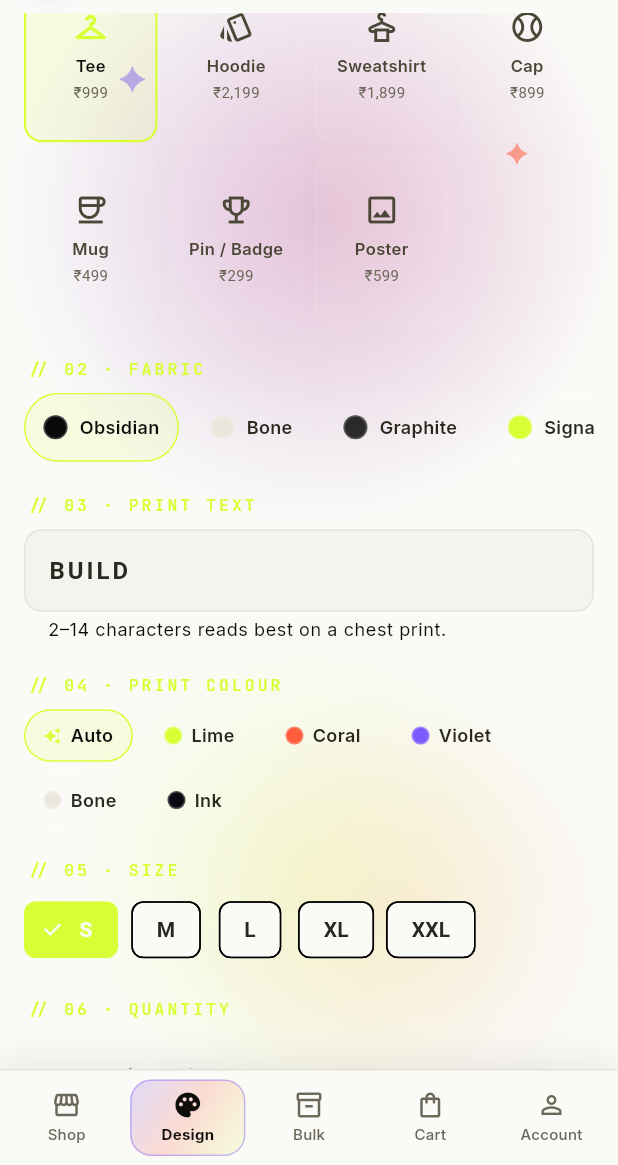
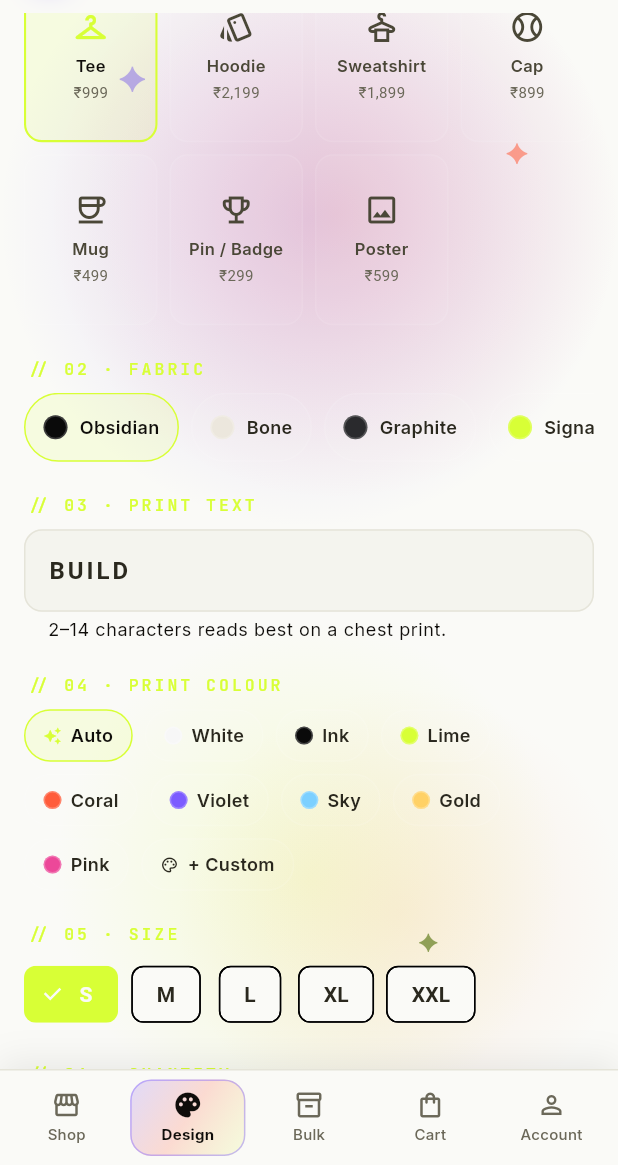
Before and after one commit to Vashishtvineet01/The-wearco, a Flutter app: the screen it shows after launch, item 2 of the bottom bar chosen, scrolled down 576 dp, on a phone screen of 412 x 824 dp, the part 71-1236 px from its top. Run offline on Flutter 3.47's test engine with Material 3 defaults, Android fonts, the phone set to English and light mode, and no system bars; our stand-ins replace dio, flutter_riverpod, go_router, google_fonts, shared_preferences; network calls fail.

Commit message:
feat(mobile/design): palette parity with web Studio
Fabrics + print colours now mirror the web Design Studio 1:1:

  Fabrics (10):  Obsidian, Bone, Graphite, Signal Lime, Coral, Violet,
                 Sky, Gold, Pink, White  (prev 6)

  Print colours: Auto, White, Ink, Lime, Coral, Violet, Sky, Gold, Pink
                 + a '+ Custom' chip that opens a hex dialog with live
                 preview, mirroring web's <input type='color'>  (prev 6)

So someone opening /design on the phone now sees the exact same colour
combinations they'd see on thewearco.in/design.

APK: 54.7 MB release, clean build, flutter analyze clean on this file.
Co-authored-by: Cursor <cursoragent@cursor.com>

```diff
--- a/mobile/lib/features/design/design_screen.dart
+++ b/mobile/lib/features/design/design_screen.dart
@@ -400,6 +400,9 @@ class _FabricOption {
   final String swatchHex; // swatch dot shown in picker
 }
 
+// Kept in lockstep with the web Design Studio's palette so cross-device
+// users see the same swatches. The first 4 mirror `baseColors` in
+// `lib/products.ts`; the rest mirror `PRESET_COLORS` in `StudioClient.tsx`.
 const _fabrics = <_FabricOption>[
   _FabricOption(name: 'Obsidian', fabricHex: '#0f0d1a', swatchHex: '#0a0a0a'),
   _FabricOption(name: 'Bone', fabricHex: '#ece7dd', swatchHex: '#ece7dd'),
@@ -407,6 +410,10 @@ const _fabrics = <_FabricOption>[
   _FabricOption(name: 'Signal Lime', fabricHex: '#d8ff36', swatchHex: '#d8ff36'),
   _FabricOption(name: 'Coral', fabricHex: '#ff5c3b', swatchHex: '#ff5c3b'),
   _FabricOption(name: 'Violet', fabricHex: '#7c5cff', swatchHex: '#7c5cff'),
+  _FabricOption(name: 'Sky', fabricHex: '#7cd0ff', swatchHex: '#7cd0ff'),
+  _FabricOption(name: 'Gold', fabricHex: '#ffd166', swatchHex: '#ffd166'),
+  _FabricOption(name: 'Pink', fabricHex: '#ec4899', swatchHex: '#ec4899'),
+  _FabricOption(name: 'White', fabricHex: '#f7f7f7', swatchHex: '#f7f7f7'),
 ];
 
 class _PrintColorOption {
@@ -415,13 +422,19 @@ class _PrintColorOption {
   final String? hex; // null = auto-contrast
 }
 
+// Mirrors `PRESET_COLORS` in `StudioClient.tsx` on the web. "Auto" is a
+// mobile-only convenience that falls back to high-contrast ink / lime
+// depending on the fabric luminance.
 const _printColors = <_PrintColorOption>[
   _PrintColorOption(label: 'Auto', hex: null),
+  _PrintColorOption(label: 'White', hex: '#f7f7f7'),
+  _PrintColorOption(label: 'Ink', hex: '#0a0a0a'),
   _PrintColorOption(label: 'Lime', hex: '#d8ff36'),
   _PrintColorOption(label: 'Coral', hex: '#ff5c3b'),
   _PrintColorOption(label: 'Violet', hex: '#7c5cff'),
-  _PrintColorOption(label: 'Bone', hex: '#ece7dd'),
-  _PrintColorOption(label: 'Ink', hex: '#0b0a14'),
+  _PrintColorOption(label: 'Sky', hex: '#7cd0ff'),
+  _PrintColorOption(label: 'Gold', hex: '#ffd166'),
+  _PrintColorOption(label: 'Pink', hex: '#ec4899'),
 ];
 
 // --------------------------------------------------------------- Widgets --
@@ -665,24 +678,66 @@ class _PrintColorRow extends StatelessWidget {
 
   @override
   Widget build(BuildContext context) {
+    // Pulled out so the "selected" ring logic also picks up ad-hoc custom
+    // colours created from the hex dialog (which share a stable label).
+    const customLabel = 'Custom';
+    final selectedIsPreset =
+        _printColors.any((c) => c.label == selected.label) &&
+            selected.label != customLabel;
+
     return Wrap(
       spacing: 8,
       runSpacing: 8,
       children: [
         for (final c in _printColors)
-          InkWell(
+          _chip(
+            context: context,
+            label: c.label,
+            hex: c.hex,
+            active: c.label == selected.label,
             onTap: () => onSelect(c),
+          ),
+        // Custom hex entry — mirrors web's native <input type="color">.
+        _chip(
+          context: context,
+          label: selected.label == customLabel
+              ? 'Custom ${selected.hex}'
+              : '+ Custom',
+          hex: selected.label == customLabel ? selected.hex : null,
+          overrideIcon: Icons.palette_outlined,
+          active: !selectedIsPreset && selected.label == customLabel,
+          onTap: () async {
+            final picked = await _promptHex(context,
+                initialHex: selected.hex ?? '#d8ff36');
+            if (picked != null) {
+              onSelect(_PrintColorOption(label: customLabel, hex: picked));
+            }
+          },
+        ),
+      ],
+    );
+  }
+
+  Widget _chip({
+    required BuildContext context,
+    required String label,
+    required String? hex,
+    required bool active,
+    required VoidCallback onTap,
+    IconData? overrideIcon,
+  }) {
+    return InkWell(
+      onTap: onTap,
       borderRadius: BorderRadius.circular(999),
       child: Container(
-              padding:
-                  const EdgeInsets.symmetric(horizontal: 12, vertical: 8),
+        padding: const EdgeInsets.symmetric(horizontal: 12, vertical: 8),
         decoration: BoxDecoration(
-                color: c.label == selected.label
+          color: active
               ? AppColors.signalLime.withValues(alpha: 0.12)
               : Colors.white.withValues(alpha: 0.03),
           borderRadius: BorderRadius.circular(999),
           border: Border.all(
-                  color: c.label == selected.label
+            color: active
                 ? AppColors.signalLime
                 : Colors.white.withValues(alpha: 0.1),
           ),
@@ -690,12 +745,16 @@ class _PrintColorRow extends StatelessWidget {
         child: Row(
           mainAxisSize: MainAxisSize.min,
           children: [
-                  if (c.hex != null)
+            if (overrideIcon != null)
+              Icon(overrideIcon,
+                  size: 12,
+                  color: active ? AppColors.signalLime : AppColors.ink100)
+            else if (hex != null)
               Container(
                 width: 12,
                 height: 12,
                 decoration: BoxDecoration(
-                        color: Color(parseHexColor(c.hex!)),
+                  color: Color(parseHexColor(hex)),
                   shape: BoxShape.circle,
                   border: Border.all(
                       color: Colors.white.withValues(alpha: 0.25)),
@@ -706,11 +765,9 @@ class _PrintColorRow extends StatelessWidget {
                   size: 12, color: AppColors.signalLime),
             const SizedBox(width: 6),
             Text(
-                    c.label,
+              label,
               style: TextStyle(
-                      color: c.label == selected.label
-                          ? AppColors.ink50
-                          : AppColors.ink100,
+                color: active ? AppColors.ink50 : AppColors.ink100,
                 fontSize: 12,
                 fontWeight: FontWeight.w600,
               ),
@@ -718,9 +775,81 @@ class _PrintColorRow extends StatelessWidget {
           ],
         ),
       ),
+    );
+  }
+
+  /// Opens a tiny dialog with a hex text field and a live colour preview.
+  /// Returns a normalised `#rrggbb` string or null on cancel / invalid input.
+  Future<String?> _promptHex(BuildContext context,
+      {required String initialHex}) async {
+    final ctl = TextEditingController(text: initialHex);
+    String preview = initialHex;
+    return showDialog<String>(
+      context: context,
+      builder: (ctx) => StatefulBuilder(
+        builder: (ctx, setLocal) {
+          Color resolved;
+          try {
+            resolved = Color(parseHexColor(preview));
+          } catch (_) {
+            resolved = AppColors.ink700;
+          }
+          return AlertDialog(
+            backgroundColor: AppColors.ink900,
+            title: const Text('Custom print colour'),
+            content: Column(
+              mainAxisSize: MainAxisSize.min,
+              children: [
+                Container(
+                  height: 56,
+                  decoration: BoxDecoration(
+                    color: resolved,
+                    borderRadius: BorderRadius.circular(10),
+                    border: Border.all(
+                        color: Colors.white.withValues(alpha: 0.12)),
+                  ),
+                ),
+                const SizedBox(height: 12),
+                TextField(
+                  controller: ctl,
+                  maxLength: 7,
+                  autofocus: true,
+                  decoration: const InputDecoration(
+                    labelText: 'Hex (e.g. #d8ff36)',
+                    counterText: '',
+                  ),
+                  onChanged: (v) => setLocal(() => preview = v),
+                ),
+              ],
+            ),
+            actions: [
+              TextButton(
+                onPressed: () => Navigator.of(ctx).pop(),
+                child: const Text('Cancel'),
+              ),
+              TextButton(
+                onPressed: () {
+                  final normalised = _normaliseHex(ctl.text);
+                  if (normalised != null) Navigator.of(ctx).pop(normalised);
+                },
+                child: const Text('Use colour'),
               ),
             ],
           );
+        },
+      ),
+    );
+  }
+
+  String? _normaliseHex(String raw) {
+    var s = raw.trim();
+    if (s.startsWith('#')) s = s.substring(1);
+    if (s.length == 3) {
+      s = s.split('').map((c) => '$c$c').join();
+    }
+    if (s.length != 6) return null;
+    if (!RegExp(r'^[0-9a-fA-F]{6}$').hasMatch(s)) return null;
+    return '#${s.toLowerCase()}';
   }
 }
 
```
Lines whose indentation alone changed are shown as unchanged.
